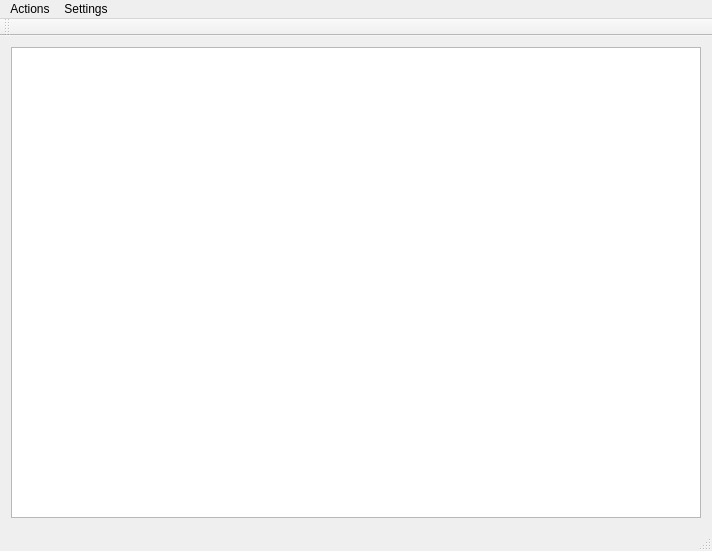
Qt form mainwindow.ui (jeyboy/sniffer) before a commit.
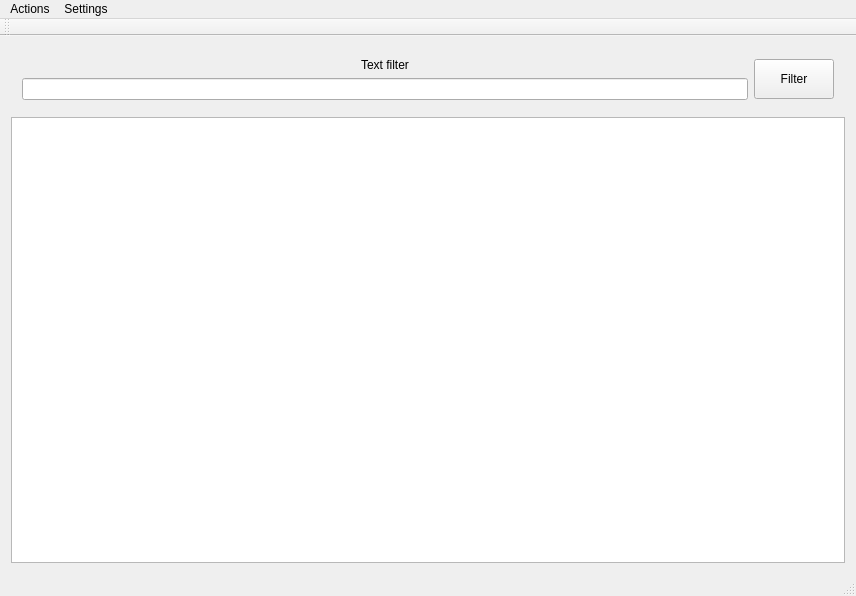
The same form after that commit.

```diff
--- a/mainwindow.ui
+++ b/mainwindow.ui
@@ -6,8 +6,8 @@
    <rect>
     <x>0</x>
     <y>0</y>
-    <width>712</width>
-    <height>551</height>
+    <width>856</width>
+    <height>596</height>
    </rect>
   </property>
   <property name="windowTitle">
@@ -15,6 +15,48 @@
   </property>
   <widget class="QWidget" name="centralWidget">
    <layout class="QVBoxLayout" name="verticalLayout">
+    <item>
+     <widget class="QWidget" name="panel" native="true">
+      <property name="minimumSize">
+       <size>
+        <width>0</width>
+        <height>64</height>
+       </size>
+      </property>
+      <layout class="QHBoxLayout" name="horizontalLayout">
+       <item>
+        <layout class="QVBoxLayout" name="verticalLayout_2">
+         <item>
+          <widget class="QLabel" name="label">
+           <property name="text">
+            <string>Text filter</string>
+           </property>
+           <property name="alignment">
+            <set>Qt::AlignCenter</set>
+           </property>
+          </widget>
+         </item>
+         <item>
+          <widget class="QLineEdit" name="text_filter"/>
+         </item>
+        </layout>
+       </item>
+       <item>
+        <widget class="QPushButton" name="filterBtn">
+         <property name="minimumSize">
+          <size>
+           <width>0</width>
+           <height>40</height>
+          </size>
+         </property>
+         <property name="text">
+          <string>Filter</string>
+         </property>
+        </widget>
+       </item>
+      </layout>
+     </widget>
+    </item>
     <item>
      <widget class="QTableWidget" name="table"/>
     </item>
@@ -25,7 +67,7 @@
     <rect>
      <x>0</x>
      <y>0</y>
-     <width>712</width>
+     <width>856</width>
      <height>21</height>
     </rect>
    </property>
```
